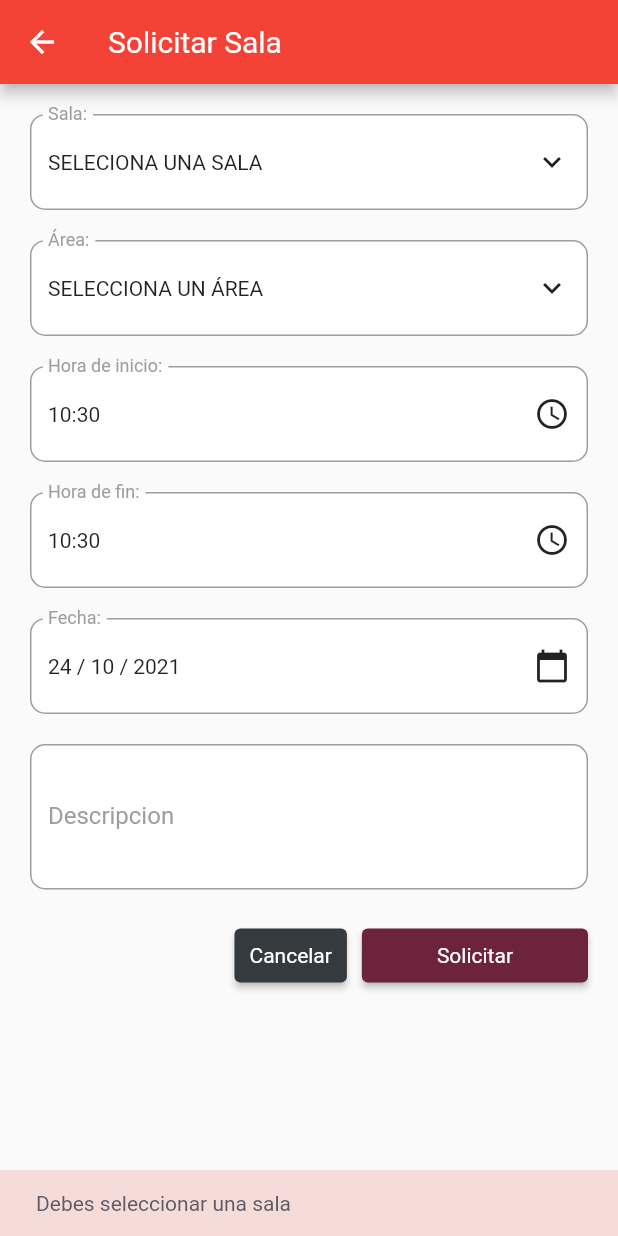
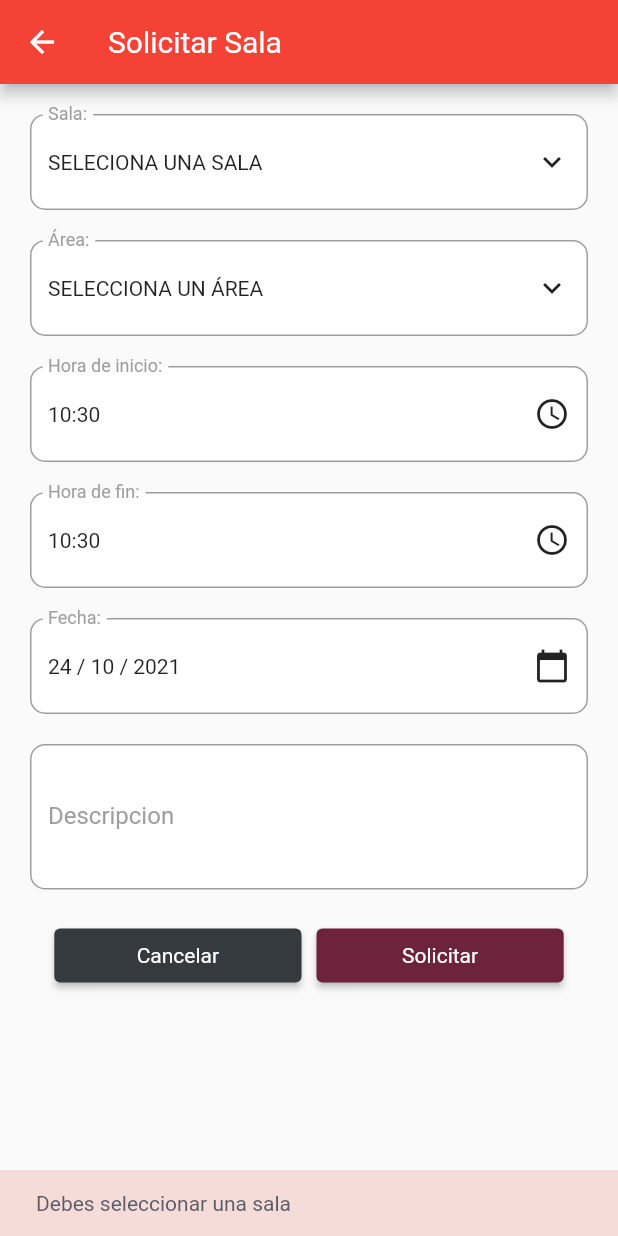
Before and after one commit to daniort/salas-pochutla, a Flutter app: the AddSolicitudPage screen opened by its route, after a tap on "Solicitar", on a phone screen of 412 x 824 dp. Run offline on Flutter 3.47's test engine with Material 2 defaults, Android fonts, the light colour scheme and no system bars; our stand-ins replace firebase_core, firebase_database, shared_preferences; accounts and stored records are empty.

Commit message:
key properties

```diff
--- a/lib/models/solicitud.dart
+++ b/lib/models/solicitud.dart
@@ -3,6 +3,8 @@
 //     final solicitudModel = solicitudModelFromJson(jsonString);
 
 import 'dart:convert';
+
+import 'package:flutter/material.dart';
 
 SolicitudModel solicitudModelFromJson(String str) =>
     SolicitudModel.fromJson(json.decode(str));
@@ -27,27 +29,27 @@ class SolicitudModel {
   String? area;
   String? descripcion;
   DateTime? fecha;
-  String? horaFinal;
   String? idarea;
   int? sala;
-  String? horaInicial;
+  TimeOfDay? horaFinal;
+  TimeOfDay? horaInicial;
   String? idsala;
   String? urlSala;
   String? nombre;
   String? key;
 
-// final timestamp1 = 1627510285; // timestamp in seconds
-//   final DateTime date1 = DateTime.fromMillisecondsSinceEpoch(timestamp1 * 1000);
-//   print(date1);
-
   factory SolicitudModel.fromJson(Map<dynamic, dynamic> json) => SolicitudModel(
       area: json["area"],
       descripcion: json["descripcion"],
       fecha: DateTime.fromMillisecondsSinceEpoch(json["fecha"]),
-      horaFinal: json["hora_final"],
       idarea: json["idarea"],
       sala: json["sala"],
-      horaInicial: json["hora_inicial"],
+      horaInicial: TimeOfDay(
+          hour: int.parse(json["hora_inicial"].split(":")[0]),
+          minute: int.parse(json["hora_inicial"].split(":")[1])),
+      horaFinal: TimeOfDay(
+          hour: int.parse(json["hora_final"].split(":")[0]),
+          minute: int.parse(json["hora_final"].split(":")[1])),
       idsala: json["idsala"],
       nombre: json["nombre"],
       key: json["key"],
--- a/lib/screens/login.dart
+++ b/lib/screens/login.dart
@@ -53,6 +53,7 @@ class _LoginPageState extends State<LoginPage> {
               SizedBox(height: 20),
               TextFormField(
                 controller: pass,
+                obscureText: true,
                 decoration: inputDecora('Clave'),
                 validator: (String? val) {
                   if (val!.isEmpty) return 'Ingrese su clave';
--- a/lib/screens/solicitud/add_solicitud.dart
+++ b/lib/screens/solicitud/add_solicitud.dart
@@ -166,6 +166,7 @@ class _AddSolicitudPageState extends State<AddSolicitudPage> {
                 onTap: () async {
                   TimeOfDay? pic = await _selectTime(context, this.timeInicio);
                   if (pic != null) {
+                    print(pic.hourOfPeriod);
                     this.timeInicio = pic;
                     setState(() {});
                   }
@@ -233,9 +234,11 @@ class _AddSolicitudPageState extends State<AddSolicitudPage> {
               ),
               SizedBox(height: 20),
               Row(
-                mainAxisAlignment: MainAxisAlignment.end,
+                mainAxisAlignment: MainAxisAlignment.center,
                 children: [
-                  ElevatedButton(
+                  SizedBox(
+                    width: this.size!.width * 0.40,
+                    child: ElevatedButton(
                       style: ButtonStyle(
                         backgroundColor:
                             MaterialStateProperty.all<Color>(primaryGrey),
@@ -248,8 +251,11 @@ class _AddSolicitudPageState extends State<AddSolicitudPage> {
                       },
                       child: Text('Cancelar'),
                     ),
+                  ),
                   SizedBox(width: 10),
-                  ElevatedButton(
+                  SizedBox(
+                    width: this.size!.width * 0.40,
+                    child: ElevatedButton(
                       style: ButtonStyle(
                         backgroundColor:
                             MaterialStateProperty.all<Color>(primaryRed),
@@ -264,8 +270,8 @@ class _AddSolicitudPageState extends State<AddSolicitudPage> {
                           return;
                         }
                         if (this.dropdownArea == null) {
-                        snack(
-                            context, 'Debes seleccionar un área', secundaryRed);
+                          snack(context, 'Debes seleccionar un área',
+                              secundaryRed);
                           return;
                         }
 
@@ -275,6 +281,23 @@ class _AddSolicitudPageState extends State<AddSolicitudPage> {
                               secundaryRed);
                           return;
                         }
+                        DateTime hoy = DateTime.now();
+
+                        print(hoy);
+                        print(this._dateSelected);
+
+                        if (hoy.year == this._dateSelected.year &&
+                            hoy.month == this._dateSelected.month &&
+                            hoy.day == this._dateSelected.day) {
+                          print('SI ES HOY!!!!!!!!!!!!!!!!!!!!!!!!!!!!');
+                          print(horasActual(this.timeInicio));
+                          if (!horasActual(this.timeInicio)) {
+                            snack(context, 'Seleciona una hora válida.',
+                                secundaryRed);
+                            return;
+                          }
+                        }
+
                         if (this._formsala.currentState!.validate()) {
                           Map info = {
                             "nombre": this.state!.isUser.nombre,
@@ -291,11 +314,15 @@ class _AddSolicitudPageState extends State<AddSolicitudPage> {
                             "descripcion": this.descripcion.text,
                           };
 
-                        ResModel _res = await this.state!.solicitarArea(info,
-                            this._dateSelected, this.timeInicio, this.timeFin);
+                          ResModel _res = await this.state!.solicitarArea(
+                              info,
+                              this._dateSelected,
+                              this.timeInicio,
+                              this.timeFin);
 
                           if (_res.success!) {
-                          snack(context, 'Solicitud Aprobada', secundaryGreen);
+                            snack(
+                                context, 'Solicitud Aprobada', secundaryGreen);
                             Navigator.pop(context);
                           } else {
                             snack(context, _res.mensaje!, secundaryRed);
@@ -304,6 +331,7 @@ class _AddSolicitudPageState extends State<AddSolicitudPage> {
                       },
                       child:
                           this.state!.isLoading ? spinner() : Text('Solicitar'),
+                    ),
                   ),
                 ],
               ),
@@ -375,4 +403,23 @@ class _AddSolicitudPageState extends State<AddSolicitudPage> {
     } else
       return false;
   }
+
+  bool horasActual(TimeOfDay time) {
+    DateTime hoy = DateTime.now();
+
+    if (time.hour == hoy.hour) {
+      print('ES A LA MISMA HORA');
+      if (time.minute > hoy.minute) {
+        print('el minuto es mayor');
+
+        return true;
+      } else {
+        return false;
       }
+    } else if (time.hour > hoy.hour) {
+      return true;
+    } else {
+      return false;
+    }
+  }
+}
--- a/lib/screens/users/users.dart
+++ b/lib/screens/users/users.dart
@@ -160,6 +160,7 @@ class _UsuariosPageState extends State<UsuariosPage> {
                         // trailing: Icon(Icons.open_in_new, color: Colors.grey),
                       ),
                     ),
+                  SizedBox(height: 80),
                 ],
               );
 
--- a/lib/services/appstate.dart
+++ b/lib/services/appstate.dart
@@ -82,6 +82,7 @@ class AppState with ChangeNotifier {
   void logout() {
     this._user = null;
     this._login = false;
+    this._indexBody = 1;
     notifyListeners();
   }
 
--- a/lib/values/themes.dart
+++ b/lib/values/themes.dart
@@ -21,6 +21,11 @@ const Color textGrey = Color.fromRGBO(91, 92, 104, 1);
 const Color textRed = Color.fromRGBO(108, 35, 59, 1);
 const Color textGreyLigth = Color.fromRGBO(133, 135, 149, 1);
 
+const Color future = Colors.white;
+const Color curso = Color.fromRGBO(95, 197, 143, 1);
+const Color actual = Color.fromRGBO(217, 243, 232, 1);
+const Color pasada = Color.fromRGBO(231, 231, 234, 1);
+
 ThemeData primaryTheme(BuildContext context) {
   return ThemeData(
     primaryColor: primaryRed,
```
Also changed, not shown: lib/main.dart (+13 -35 lines), lib/screens/home.dart (+50 -52 lines), lib/screens/salas/salas.dart (+1 -11 lines), lib/services/user_services.dart (+23 -18 lines), lib/values/variables.dart (+3 -17 lines), lib/values/widget.dart (+72 -0 lines), 3 other files. Lines whose indentation alone changed are shown as unchanged.
